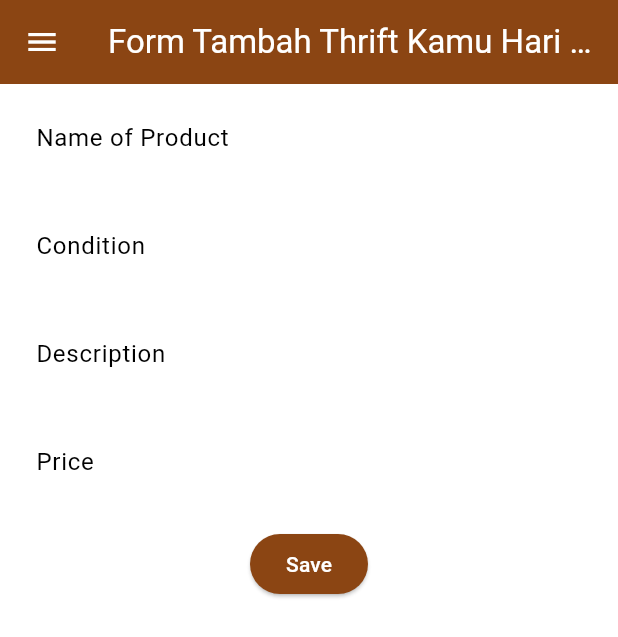
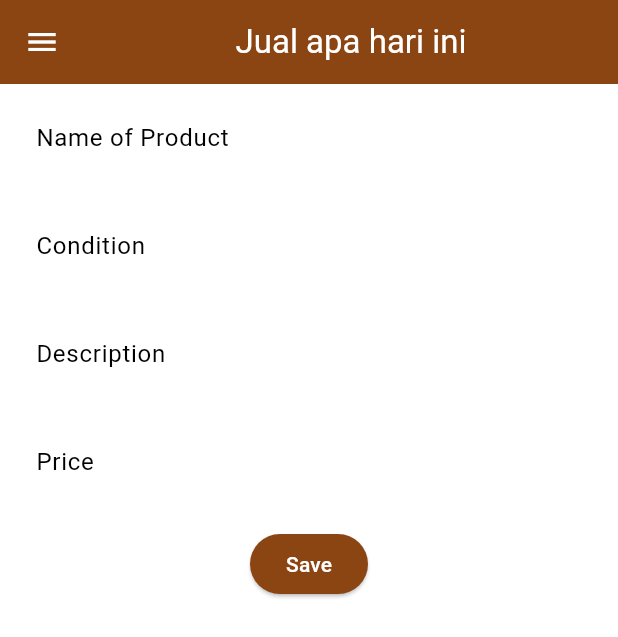
Before and after one commit to felfelita/moory-thrift-mobile, a Flutter app: the screen it shows after launch, in the side drawer, after a tap on "Tambah Mood", on a phone screen of 412 x 824 dp. Shown: the top 637 px of the screen. Run offline on Flutter 3.47's test engine with Material 3 defaults, Android fonts, the phone set to English and light mode, and no system bars.

Commit message:
pesan thrift

```diff
--- a/lib/screens/thriftentry_form.dart
+++ b/lib/screens/thriftentry_form.dart
@@ -21,7 +21,7 @@ class _ThriftEntryFormPageState extends State<ThriftEntryFormPage> {
       appBar: AppBar(
         title: const Center(
           child: Text(
-            'Form Tambah Thrift Kamu Hari ini',
+            'Jual apa hari ini',
           ),
         ),
         backgroundColor: Theme.of(context).colorScheme.primary,
```
